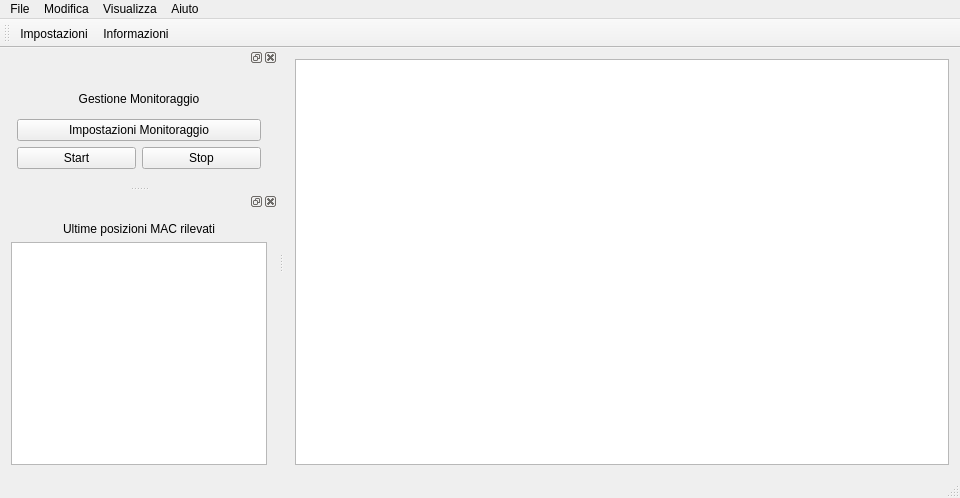
The window that RoomMonitor/windows/main.ui (PieroMacaluso/RoomMonitor) describes before a commit, drawn with Qt 5.
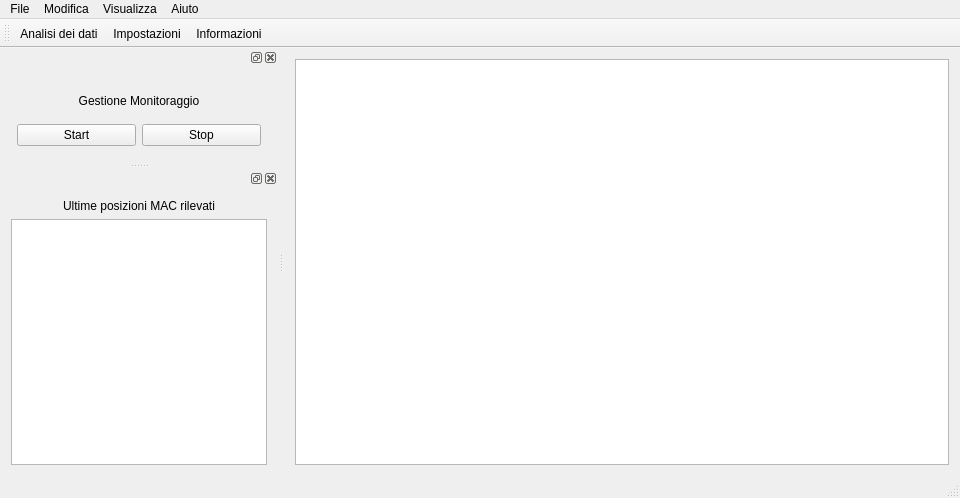
The same window after the commit. Icons and pictures are not drawn. Custom widgets are drawn as their Qt base class.

Patch:
```diff
--- a/RoomMonitor/windows/main.ui
+++ b/RoomMonitor/windows/main.ui
@@ -77,7 +77,7 @@
   </widget>
   <widget class="QToolBar" name="mainToolBar">
    <property name="toolButtonStyle">
-    <enum>Qt::ToolButtonIconOnly</enum>
+    <enum>Qt::ToolButtonTextUnderIcon</enum>
    </property>
    <attribute name="toolBarArea">
     <enum>TopToolBarArea</enum>
@@ -85,6 +85,7 @@
    <attribute name="toolBarBreak">
     <bool>false</bool>
    </attribute>
+   <addaction name="actionAnalysis"/>
    <addaction name="actionSettings"/>
    <addaction name="actionAbout"/>
   </widget>
@@ -105,7 +106,7 @@
    <widget class="QWidget" name="dockWidgetContents">
     <layout class="QVBoxLayout" name="verticalLayout_2">
      <item>
-      <layout class="QVBoxLayout" name="verticalLayout" stretch="1,0,0">
+      <layout class="QVBoxLayout" name="verticalLayout" stretch="1,0">
        <property name="leftMargin">
         <number>6</number>
        </property>
@@ -128,13 +129,6 @@
          </property>
         </widget>
        </item>
-       <item>
-        <widget class="QPushButton" name="settingMonitoringButton">
-         <property name="text">
-          <string>Impostazioni Monitoraggio</string>
-         </property>
-        </widget>
-       </item>
        <item>
         <layout class="QHBoxLayout" name="horizontalLayout">
          <property name="sizeConstraint">
```
Left out of the diff: 15 changed lines with no effect on the pictures.
